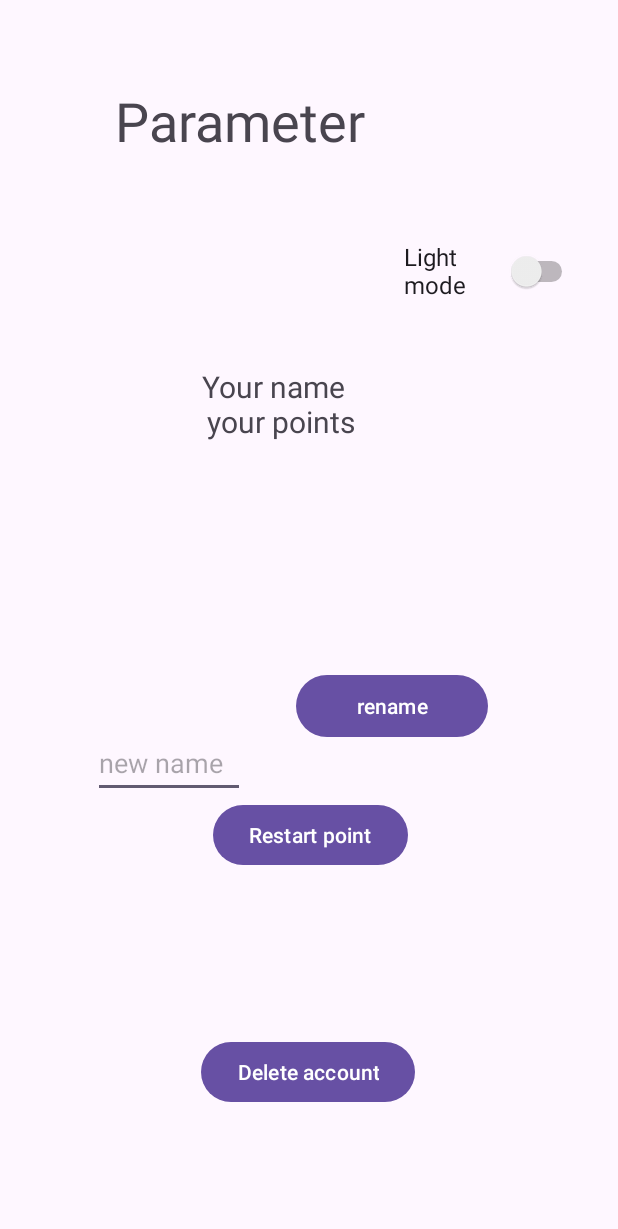
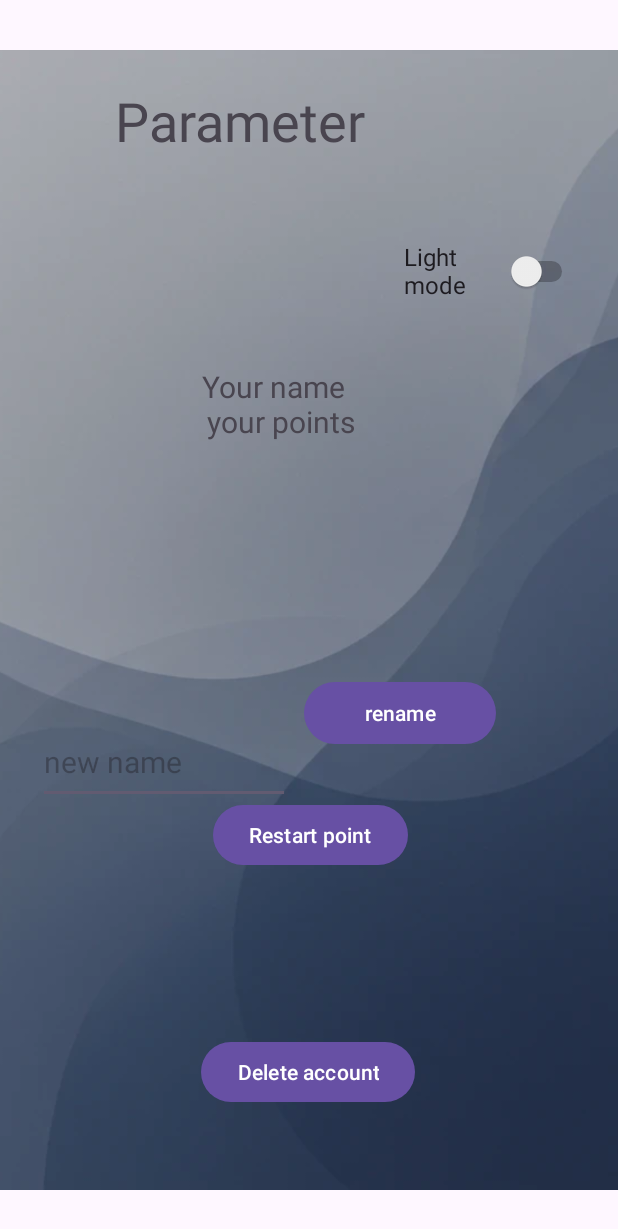
Before and after one commit to Arthur-Vogel/LeQuizzyBaguette, an Android app: the layout activity_parameter.xml on its own in the app's theme, with its tools: preview values and no code run, on a phone screen of 412 x 824 dp. Shown: the top 1229 px of the screen. Run offline under Robolectric (Android 15) with nearby library versions, the light colour scheme and no system bars.

Commit message:
it's have been a long time i didn't make a commit

```diff
--- a/app/src/main/AndroidManifest.xml
+++ b/app/src/main/AndroidManifest.xml
@@ -13,7 +13,10 @@
         android:theme="@style/Theme.Quizz"
         tools:targetApi="31">
         <activity
-            android:name="com.example.quizz.ParameterActivity"
+            android:name=".LeadborderActivity"
+            android:exported="false" />
+        <activity
+            android:name=".ParameterActivity"
             android:exported="false" />
         <activity
             android:name=".SignUpActivity"
--- a/app/src/main/java/com/example/quizz/UserDAO.java
+++ b/app/src/main/java/com/example/quizz/UserDAO.java
@@ -27,6 +27,8 @@ public interface UserDAO {
     @Query("DELETE FROM " + AppDatabase.USER_TABLE + " WHERE id = :userId")
     void deleteUserById(int userId);*/
 
+
+
     @Query("SELECT * FROM " + AppDatabase.USER_TABLE + " ORDER BY username")
     LiveData<List<User>> getAllUsers();
 
--- a/app/src/main/java/com/example/quizz/UserRepository.java
+++ b/app/src/main/java/com/example/quizz/UserRepository.java
@@ -11,7 +11,7 @@ import java.util.concurrent.ExecutionException;
 import java.util.concurrent.Future;
 
 public class UserRepository {
-    public final UserDAO userDAO;
+    private final UserDAO userDAO;
     private static UserRepository instance;
 
     private UserRepository(Application application) {
@@ -75,7 +75,7 @@ public class UserRepository {
         });
     }
 
-    public static void renameUser(String newName, int userId, UserDAO userDAO) {
+    public  void renameUser(String newName, int userId) {
         AppDatabase.databaseWriteExecutor.execute(() ->
         {
             userDAO.renameUser(newName, userId);
--- a/app/src/main/res/layout/activity_parameter.xml
+++ b/app/src/main/res/layout/activity_parameter.xml
@@ -5,7 +5,21 @@
     android:id="@+id/main"
     android:layout_width="match_parent"
     android:layout_height="match_parent"
-    tools:context="com.example.quizz.ParameterActivity">
+    tools:context="com.example.quizz.ParameterActivity"
+    tools:ignore="ExtraText">
+
+    <ImageView
+        android:id="@+id/fondNuage"
+        android:layout_width="760dp"
+        android:layout_height="1554dp"
+        android:contentDescription="@string/the_background_of_the_app"
+        app:layout_constraintBottom_toBottomOf="parent"
+        app:layout_constraintEnd_toEndOf="parent"
+        app:layout_constraintHorizontal_bias="0.441"
+        app:layout_constraintStart_toStartOf="parent"
+        app:layout_constraintTop_toTopOf="parent"
+        app:srcCompat="@drawable/backgroundnuage" />
+
 
     <TextView
         android:id="@+id/Title"
@@ -58,22 +72,20 @@
         app:layout_constraintTop_toTopOf="parent"
         app:layout_constraintVertical_bias="0.89" />
 
+
     <EditText
         android:id="@+id/nameInput"
-        android:layout_width="101dp"
-        android:layout_height="46dp"
-        android:layout_marginTop="32dp"
-        android:layout_marginBottom="292dp"
+        android:layout_width="168dp"
+        android:layout_height="56dp"
+        android:layout_marginBottom="288dp"
         android:autofillHints=""
         android:hint="new name"
         android:inputType="text"
-        android:textSize="18sp"
+        android:textSize="20sp"
         app:layout_constraintBottom_toBottomOf="parent"
         app:layout_constraintEnd_toEndOf="parent"
-        app:layout_constraintHorizontal_bias="0.2"
-        app:layout_constraintStart_toStartOf="parent"
-        />
-
+        app:layout_constraintHorizontal_bias="0.104"
+        app:layout_constraintStart_toStartOf="parent" />
 
     <Button
         android:id="@+id/renameButton"
@@ -82,10 +94,10 @@
         android:text="rename"
         app:layout_constraintBottom_toBottomOf="parent"
         app:layout_constraintEnd_toEndOf="parent"
-        app:layout_constraintHorizontal_bias="0.696"
+        app:layout_constraintHorizontal_bias="0.713"
         app:layout_constraintStart_toStartOf="parent"
         app:layout_constraintTop_toTopOf="parent"
-        app:layout_constraintVertical_bias="0.576" />
+        app:layout_constraintVertical_bias="0.582" />
 
     <TextView
         android:id="@+id/nameAndPointsTextView"
@@ -100,4 +112,7 @@
         app:layout_constraintStart_toStartOf="parent"
         app:layout_constraintTop_toTopOf="parent"
         app:layout_constraintVertical_bias="0.327" />
+
+
+
 </androidx.constraintlayout.widget.ConstraintLayout>
--- a/app/src/main/res/values/strings.xml
+++ b/app/src/main/res/values/strings.xml
@@ -13,4 +13,6 @@
     <string name="sign_in">Sign in</string>
     <string name="sign_up">Sign up</string>
     <string name="paris_skyline_desc">Paris skyline</string>
+    <string name="textview">TextView</string>
+    <string name="the_background_of_the_app">the background of the app</string>
 </resources>
```
Also changed, not shown: app/src/main/java/com/example/quizz/LeadborderActivity.java (added, +65 -0 lines), app/src/main/java/com/example/quizz/ParameterActivity.java (+9 -2 lines), app/src/main/res/layout/activity_leadborder.xml (added, +49 -0 lines), app/src/main/res/drawable/backgroundnuage.jpg (added), app/src/main/res/drawable/laurier.jpg (added).
